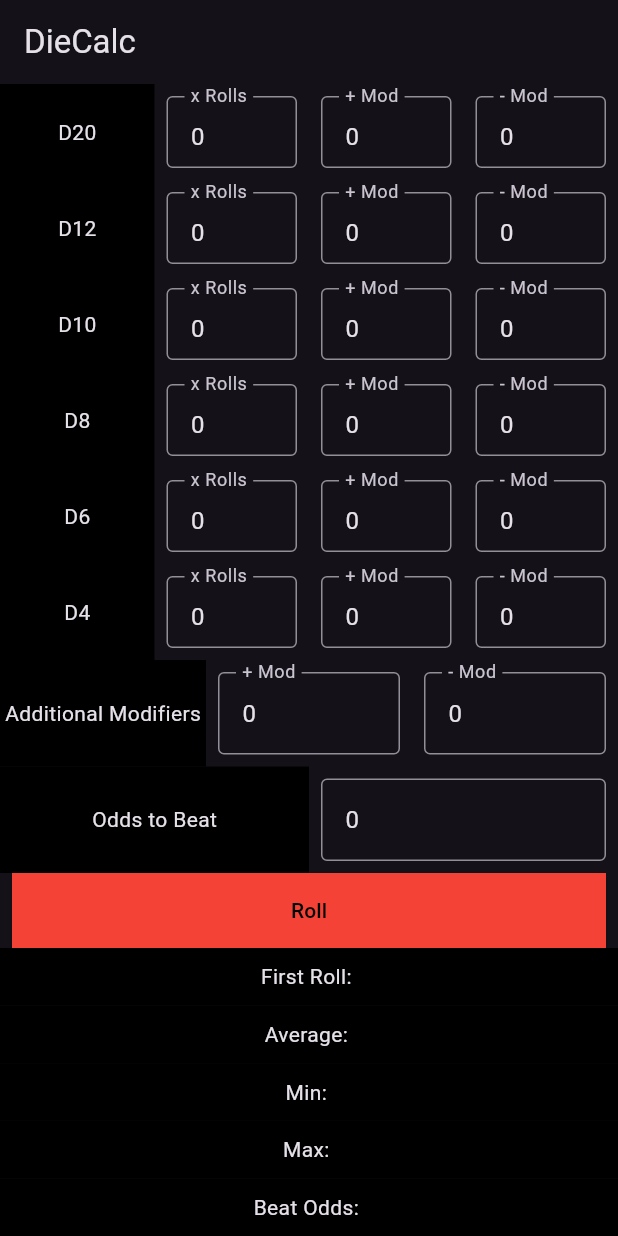
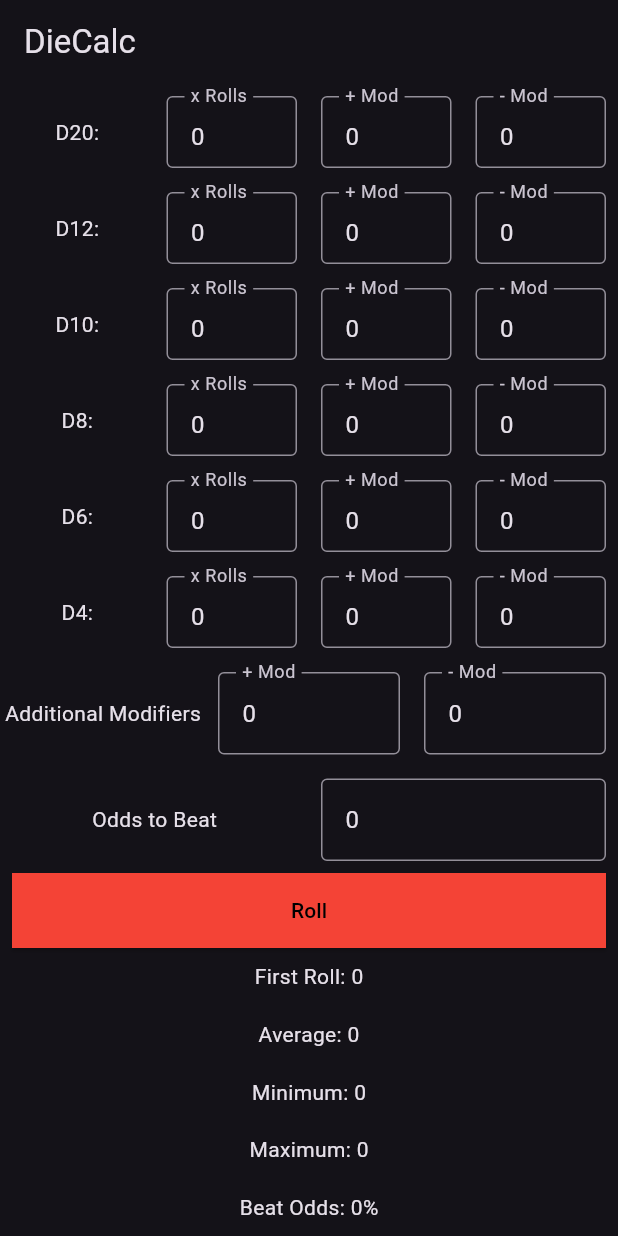
Before and after one commit to AllenChiangCPP/cs4750DieCalcApp, a Flutter app: the screen it shows after launch, on a phone screen of 412 x 824 dp. Run offline on Flutter 3.47's test engine with Material 3 defaults, Android fonts, the phone set to English and light mode, and no system bars.

Commit message:
Modified UI. Added test code to test getting input and displaying output

```diff
--- a/lib/main.dart
+++ b/lib/main.dart
@@ -12,9 +12,7 @@ class MyApp extends StatelessWidget {
     return MaterialApp(
       title: 'DieCalc',
       theme: ThemeData.dark().copyWith(
-          //scaffoldBackgroundColor: Colors.black, // Set background color to black
           appBarTheme: AppBarTheme(
-            //backgroundColor: Colors.black,
           ),
       ),
 
@@ -37,6 +35,7 @@ class MyHomePage extends StatefulWidget {
 
 class _MyHomePageState extends State<MyHomePage> {
   int _counter = 0;
+  int testVar = 0;
 
   // Controllers for storing inputs
   // Initialize controllers with default values
@@ -68,6 +67,13 @@ class _MyHomePageState extends State<MyHomePage> {
     });
   }
 
+  //function for testing text display and data, adds d20's add modifier and sub modifier
+  void addTest() {
+    setState(() {
+      testVar = int.parse(d20AddModController.text) + int.parse(d20SubModController.text);
+    });
+  }
+
   @override
   Widget build(BuildContext context) {
     return Column(
@@ -84,9 +90,9 @@ class _MyHomePageState extends State<MyHomePage> {
                   children: [
                     Expanded(
                       child: Container(
-                        color: Colors.black,
+
                         child: const Center(
-                          child: Text('D20'),
+                          child: Text('D20:'),
                         ),
                       ),
                     ),
@@ -143,9 +149,9 @@ class _MyHomePageState extends State<MyHomePage> {
                   children: [
                     Expanded(
                       child: Container(
-                        color: Colors.black,
+
                         child: const Center(
-                          child: Text('D12'),
+                          child: Text('D12:'),
                         ),
                       ),
                     ),
@@ -201,9 +207,9 @@ class _MyHomePageState extends State<MyHomePage> {
                   children: [
                     Expanded(
                       child: Container(
-                        color: Colors.black,
+
                         child: const Center(
-                          child: Text('D10'),
+                          child: Text('D10:'),
                         ),
                       ),
                     ),
@@ -260,9 +266,9 @@ class _MyHomePageState extends State<MyHomePage> {
                   children: [
                     Expanded(
                       child: Container(
-                        color: Colors.black,
+
                         child: const Center(
-                          child: Text('D8'),
+                          child: Text('D8:'),
                         ),
                       ),
                     ),
@@ -316,9 +322,9 @@ class _MyHomePageState extends State<MyHomePage> {
                   children: [
                     Expanded(
                       child: Container(
-                        color: Colors.black,
+
                         child: const Center(
-                          child: Text('D6'),
+                          child: Text('D6:'),
                         ),
                       ),
                     ),
@@ -375,9 +381,9 @@ class _MyHomePageState extends State<MyHomePage> {
                   children: [
                     Expanded(
                       child: Container(
-                        color: Colors.black,
+
                         child: const Center(
-                          child: Text('D4'),
+                          child: Text('D4:'),
                         ),
                       ),
                     ),
@@ -442,7 +448,7 @@ class _MyHomePageState extends State<MyHomePage> {
                   children: [
                     Expanded(
                       child: Container(
-                        color: Colors.black,
+
                         child: const Center(
                           child: Text('Additional Modifiers'),
                         ),
@@ -484,7 +490,7 @@ class _MyHomePageState extends State<MyHomePage> {
                   children: [
                     Expanded(
                       child: Container(
-                        color: Colors.black,
+
                         child: const Center(
                           child: Text('Odds to Beat'),
                         ),
@@ -508,19 +514,17 @@ class _MyHomePageState extends State<MyHomePage> {
               ),
 
               Padding(
-                padding: const EdgeInsets.symmetric(horizontal: 8.0), // Add horizontal padding to the button
+                padding: const EdgeInsets.symmetric(horizontal: 8.0),
                 child: ElevatedButton(
-                  onPressed: () {
-                    // Action to perform on button press
-                  },
+                  onPressed: addTest, // Call the addTest function when the button is pressed
                   style: ButtonStyle(
                     shape: MaterialStateProperty.all<OutlinedBorder>(
                       RoundedRectangleBorder(
-                        borderRadius: BorderRadius.circular(0), // Set border radius here
+                        borderRadius: BorderRadius.circular(0),
                       ),
                     ),
-                    backgroundColor: MaterialStateProperty.all<Color>(Colors.red), // Set background color to red
-                    minimumSize: MaterialStateProperty.all<Size>(const Size(double.infinity, 50)), // Set button width and height
+                    backgroundColor: MaterialStateProperty.all<Color>(Colors.red),
+                    minimumSize: MaterialStateProperty.all<Size>(const Size(double.infinity, 50)),
                   ),
                   child: const Text('Roll', style: TextStyle(color: Colors.black)),
                 ),
@@ -537,44 +541,65 @@ class _MyHomePageState extends State<MyHomePage> {
             children: [
               Expanded(
                 child: Container(
-                  color: Colors.black,
-                  child: const Center(
-                    child: Text('First Roll: '),
+                  child: Row(
+                    mainAxisAlignment: MainAxisAlignment.center,
+                    children: [
+                      const Text('First Roll: '),
+                      Text('$testVar'), // Displaying the testVar here
+                    ],
                   ),
                 ),
               ),
+
               Expanded(
                 child: Container(
-                  color: Colors.black,
-                  child: const Center(
-                    child: Text('Average: '),
+                  child: Row(
+                    mainAxisAlignment: MainAxisAlignment.center,
+                    children: [
+                      const Text('Average: '),
+                      Text('$testVar'), // Displaying the testVar here
+                    ],
                   ),
                 ),
               ),
+
               Expanded(
                 child: Container(
-                  color: Colors.black,
-                  child: const Center(
-                    child: Text('Min: '),
+                  child: Row(
+                    mainAxisAlignment: MainAxisAlignment.center,
+                    children: [
+                      const Text('Minimum: '),
+                      Text('$testVar'), // Displaying the testVar here
+                    ],
                   ),
                 ),
               ),
+
               Expanded(
                 child: Container(
-                  color: Colors.black,
-                  child: const Center(
-                    child: Text('Max: '),
+                  child: Row(
+                    mainAxisAlignment: MainAxisAlignment.center,
+                    children: [
+                      const Text('Maximum: '),
+                      Text('$testVar'), // Displaying the testVar here
+                    ],
                   ),
                 ),
               ),
+
               Expanded(
                 child: Container(
-                  color: Colors.black,
-                  child: const Center(
-                    child: Text('Beat Odds: '),
+                  child: Row(
+                    mainAxisAlignment: MainAxisAlignment.center,
+                    children: [
+                      const Text('Beat Odds: '),
+                      Text('$testVar'), // Displaying the testVar here
+                      Text('%'),
+                    ],
                   ),
                 ),
               ),
+
             ],
           ),
         ),
```
